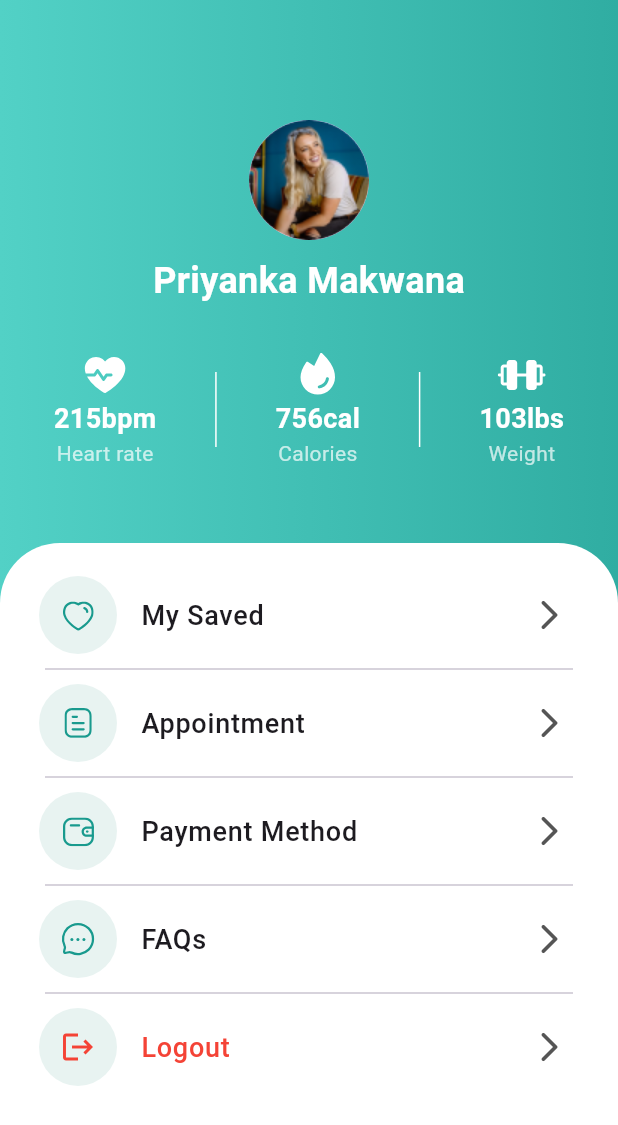
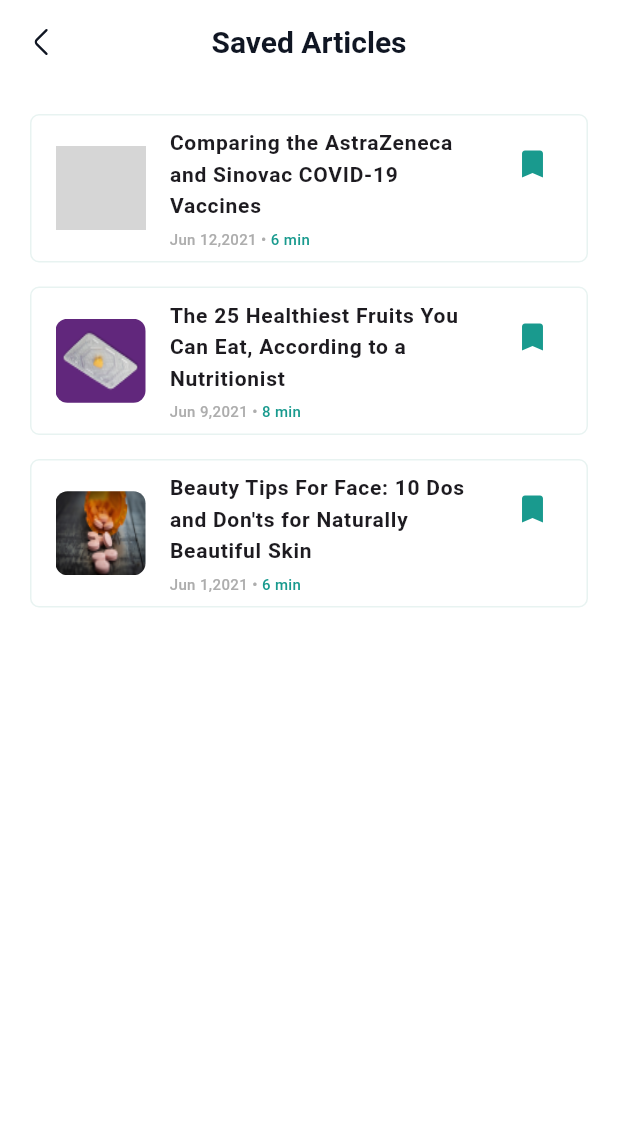
Before and after one commit to PriyankaMakwana810/medics, a Flutter app: the ProfileView screen opened by its route, after a tap on "My Saved", on a phone screen of 412 x 824 dp. Shown: the top 1125 px of the screen. Run offline on Flutter 3.47's test engine with Material 3 defaults, Android fonts, the light colour scheme and no system bars; our stand-ins replace connectivity_plus, flutter_rating_bar, flutter_svg, geocoding, geolocator, get and 5 more; accounts and stored records are empty; grey boxes are pictures that could not be loaded.

Commit message:
- saved article implementation - fixes of controller

```diff
--- a/lib/routes/app_pages.dart
+++ b/lib/routes/app_pages.dart
@@ -30,6 +30,7 @@ import '../views/splash/splash_binding.dart';
 import '../views/splash/splash_view.dart';
 import '../views/top_doctors/book_appointment_view.dart';
 import '../views/top_doctors/doctor_details_view.dart';
+import '../views/top_doctors/saved_view.dart';
 
 part 'app_routes.dart';
 
@@ -108,6 +109,7 @@ class AppPages {
     GetPage(name: Routes.messages, page: () => MessagesView()),
     GetPage(name: Routes.schedule, page: () => ScheduleView()),
     GetPage(name: Routes.profile, page: () => ProfileView()),
-    GetPage(name: Routes.chat_doctor, page: () => ChatView())
+    GetPage(name: Routes.chat_doctor, page: () => ChatView()),
+    GetPage(name: Routes.saved, page: () => SavedView())
   ];
 }
--- a/lib/routes/app_routes.dart
+++ b/lib/routes/app_routes.dart
@@ -31,4 +31,6 @@ abstract class Routes {
   static const schedule = '/schedule';
   static const profile = '/profile';
 
+  static const saved = '/saved';
+
 }
--- a/lib/views/home/home_widgets.dart
+++ b/lib/views/home/home_widgets.dart
@@ -135,22 +135,16 @@ Widget buildArticleCard(Article article, {VoidCallback? onTap}) {
                 ],
               ),
             ),
-            trailing: const Column(
+            trailing: Column(
               mainAxisAlignment: MainAxisAlignment.start,
               crossAxisAlignment: CrossAxisAlignment.start,
               children: [
                 Icon(
-                  Icons.bookmark,
+                  article.isSaved ? Icons.bookmark : Icons.bookmark_border,
                   color: colorPrimary,
                 ),
               ],
-            )
-            /*Text(
-              description,
-              style: TextStyle(
-                  fontSize: 10, fontWeight: FontWeight.w500, color: colorGray),
-            ),*/
-            ),
+            )),
       ),
     ),
   );
@@ -234,6 +228,5 @@ Widget buildBannerAd(String title, String btnText, String imgPath) {
             child: Image.asset(imgPath)),
       ],
     ),
-
   );
 }
--- a/lib/views/home/tabs/messages_controller.dart
+++ b/lib/views/home/tabs/messages_controller.dart
@@ -1,9 +1,9 @@
 import 'package:get/get.dart';
-import 'package:medics/models/doctor.dart';
+import 'package:medics/controller/base_controller.dart';
 
 import '../../../models/message.dart';
 
-class MessageController extends GetxController {
+class MessageController extends BaseController {
   var messages = <Message>[].obs;
 
   @override
@@ -53,7 +53,7 @@ class MessageController extends GetxController {
   List<Message> getPrivateMessages() {
     return messages.where((m) => !m.isGroup).toList();
   }
-  /*Doctor getDoctorData(String docName){
+/*Doctor getDoctorData(String docName){
     return messages.firstWhere((m) => m.doctorName == docName);
   }*/
 }
--- a/lib/views/home/tabs/profile_tab.dart
+++ b/lib/views/home/tabs/profile_tab.dart
@@ -5,6 +5,7 @@ import 'package:medics/config/app_assets.dart';
 import 'package:medics/custom_widgets/custom_dialogs.dart';
 import 'package:medics/styles/color_constants.dart';
 
+import '../../../routes/app_pages.dart';
 import '../home_controller.dart';
 
 class ProfileView extends StatelessWidget {
@@ -110,7 +111,9 @@ class ProfileView extends StatelessWidget {
           mainAxisSize: MainAxisSize.max,
           children: [
             SizedBox(height: 10),
-            _buildMenuItem(SVGAssets.icon_heart, 'My Saved', () {}),
+            _buildMenuItem(SVGAssets.icon_heart, 'My Saved', () {
+              Get.toNamed(Routes.saved);
+            }),
             Container(
                 padding: EdgeInsets.symmetric(horizontal: 20),
                 child: Divider()),
--- a/lib/views/home/tabs/schedule_controller.dart
+++ b/lib/views/home/tabs/schedule_controller.dart
@@ -1,7 +1,8 @@
 import 'package:get/get.dart';
+import 'package:medics/controller/base_controller.dart';
 import 'package:medics/models/schedule.dart';
 
-class ScheduleController extends GetxController {
+class ScheduleController extends BaseController {
   var selectedTabIndex = 0.obs;
   var schedules = <Schedule>[].obs;
 
--- a/lib/views/top_doctors/article_list_view.dart
+++ b/lib/views/top_doctors/article_list_view.dart
@@ -20,7 +20,7 @@ class ArticleListView extends StatelessWidget {
       appBar: AppBar(
         backgroundColor: whiteColor,
         title: const Text(
-          "Appointment",
+          "Articles",
           style: AppTextStyles.appBarStyle,
         ),
         centerTitle: true,
--- /dev/null
+++ b/lib/views/top_doctors/saved_view.dart
@@ -0,0 +1,58 @@
+import 'package:flutter/material.dart';
+import 'package:get/get.dart';
+import 'package:medics/views/home/home_controller.dart';
+
+import '../../../styles/color_constants.dart';
+import '../../../styles/text_style.dart';
+import '../home/home_widgets.dart';
+
+class SavedView extends StatelessWidget {
+  SavedView({super.key});
+
+  final HomeController controller = Get.find();
+
+  @override
+  Widget build(BuildContext context) {
+    return Scaffold(
+      appBar: AppBar(
+        backgroundColor: whiteColor,
+        title: const Text(
+          "Saved Articles",
+          style: AppTextStyles.appBarStyle,
+        ),
+        centerTitle: true,
+      ),
+      backgroundColor: whiteColor,
+      body: SingleChildScrollView(
+        child: Padding(
+          padding: const EdgeInsets.all(20.0),
+          child: Column(
+            crossAxisAlignment: CrossAxisAlignment.start,
+            children: [
+              // buildSectionHeader('Saved Articles', onTap: () {}),
+              // const SizedBox(height: 20.0),
+              Obx(() {
+                if (controller.articles.isEmpty) {
+                  return Center(child: CircularProgressIndicator());
+                }
+                return Column(
+                  children: controller.articles
+                      .where((article) => article.isSaved)
+                      .map((article) {
+                    return buildArticleCard(
+                      article,
+                      onTap: () {
+                        print(article.time);
+                        controller.onArticleTap(article.title);
+                      },
+                    );
+                  }).toList(),
+                );
+              }),
+            ],
+          ),
+        ),
+      ),
+    );
+  }
+}
```
Also changed, not shown: lib/views/home/home_controller.dart (+2 -23 lines), lib/views/home/tabs/pharmacy_controller.dart (added, +46 -0 lines), lib/views/onboarding/onboard_view.dart (+16 -11 lines), lib/views/top_doctors/drug_details_view.dart (+16 -37 lines), lib/views/top_doctors/find_doctors_view.dart (+9 -4 lines), assets/svgs/onboarding_next.svg (added), lib/views/home/tabs/profile_controller.dart (deleted).
